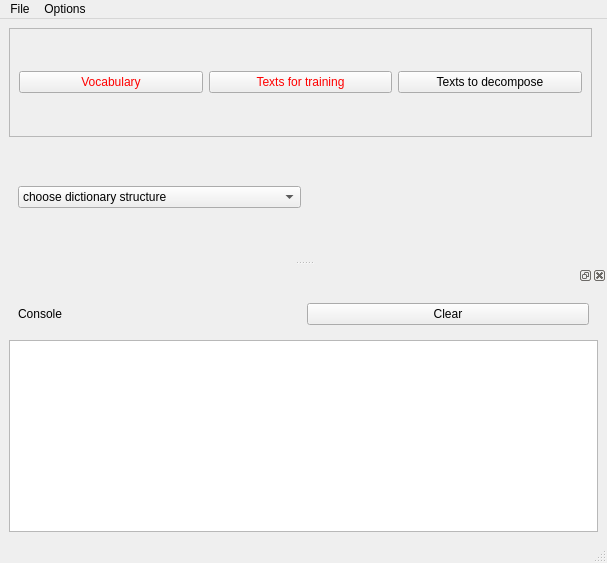
First picture: the form in swig/python/text_dictlearn/dict_gui.ui, repository getspams/spams-devel, before the edit.
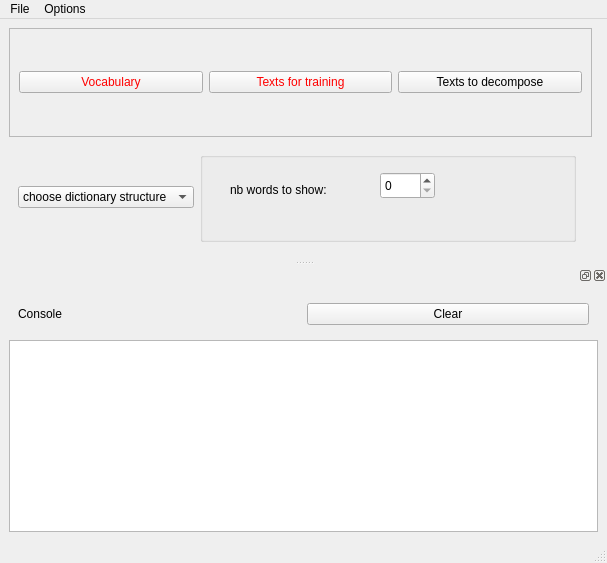
Second picture: the form after the edit.

Commit message: nb of displayed words is now configurable bug correction in mylayout.py

Patch:
```diff
--- a/swig/python/text_dictlearn/dict_gui.ui
+++ b/swig/python/text_dictlearn/dict_gui.ui
@@ -68,6 +68,54 @@
          </item>
         </widget>
        </item>
+       <item>
+        <widget class="QGroupBox" name="Word_box">
+         <property name="sizePolicy">
+          <sizepolicy hsizetype="Expanding" vsizetype="Preferred">
+           <horstretch>0</horstretch>
+           <verstretch>0</verstretch>
+          </sizepolicy>
+         </property>
+         <property name="title">
+          <string/>
+         </property>
+         <widget class="QLabel" name="wcount">
+          <property name="geometry">
+           <rect>
+            <x>30</x>
+            <y>30</y>
+            <width>120</width>
+            <height>16</height>
+           </rect>
+          </property>
+          <property name="sizePolicy">
+           <sizepolicy hsizetype="Fixed" vsizetype="Preferred">
+            <horstretch>100</horstretch>
+            <verstretch>0</verstretch>
+           </sizepolicy>
+          </property>
+          <property name="minimumSize">
+           <size>
+            <width>120</width>
+            <height>0</height>
+           </size>
+          </property>
+          <property name="text">
+           <string>nb words to show:</string>
+          </property>
+         </widget>
+         <widget class="QSpinBox" name="word_count">
+          <property name="geometry">
+           <rect>
+            <x>180</x>
+            <y>20</y>
+            <width>55</width>
+            <height>27</height>
+           </rect>
+          </property>
+         </widget>
+        </widget>
+       </item>
        <item>
         <widget class="QLabel" name="info">
          <property name="text">
```
Left out of the diff: 2 changed lines with no effect on the pictures. The commit also changes 7 other files.
